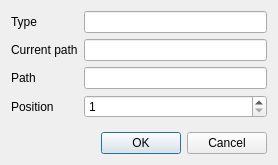
Qt form src/views/ui_files/dialogs/category_dialog.ui (JakubFranek/Kapytal) before a commit.
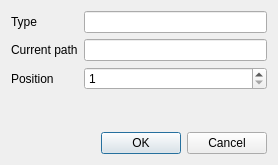
The same form after that commit.

Commit message:
Replace many QLineEdits with SmartComboBoxes
Replace "Path" QLineEdits in AccountGroupDialog, CashAccountDialog,
SecurityAccountDialog and CategoryDialog with SmartComboBox.
Replace "Type" QLineEdit in SecurityDialog with SmartComboBox

```diff
--- a/src/views/ui_files/dialogs/category_dialog.ui
+++ b/src/views/ui_files/dialogs/category_dialog.ui
@@ -42,23 +42,13 @@
       <widget class="QLineEdit" name="currentPathLineEdit"/>
      </item>
      <item row="2" column="0">
-      <widget class="QLabel" name="pathLabel">
-       <property name="text">
-        <string>Path</string>
-       </property>
-      </widget>
-     </item>
-     <item row="2" column="1">
-      <widget class="QLineEdit" name="pathLineEdit"/>
-     </item>
-     <item row="3" column="0">
       <widget class="QLabel" name="positionLabel">
        <property name="text">
         <string>Position</string>
        </property>
       </widget>
      </item>
-     <item row="3" column="1">
+     <item row="2" column="1">
       <widget class="QSpinBox" name="positionSpinBox">
        <property name="alignment">
         <set>Qt::AlignLeading|Qt::AlignLeft|Qt::AlignVCenter</set>
```
Left out of the diff: 28 changed lines with no effect on the pictures. The commit also changes 15 other files.
